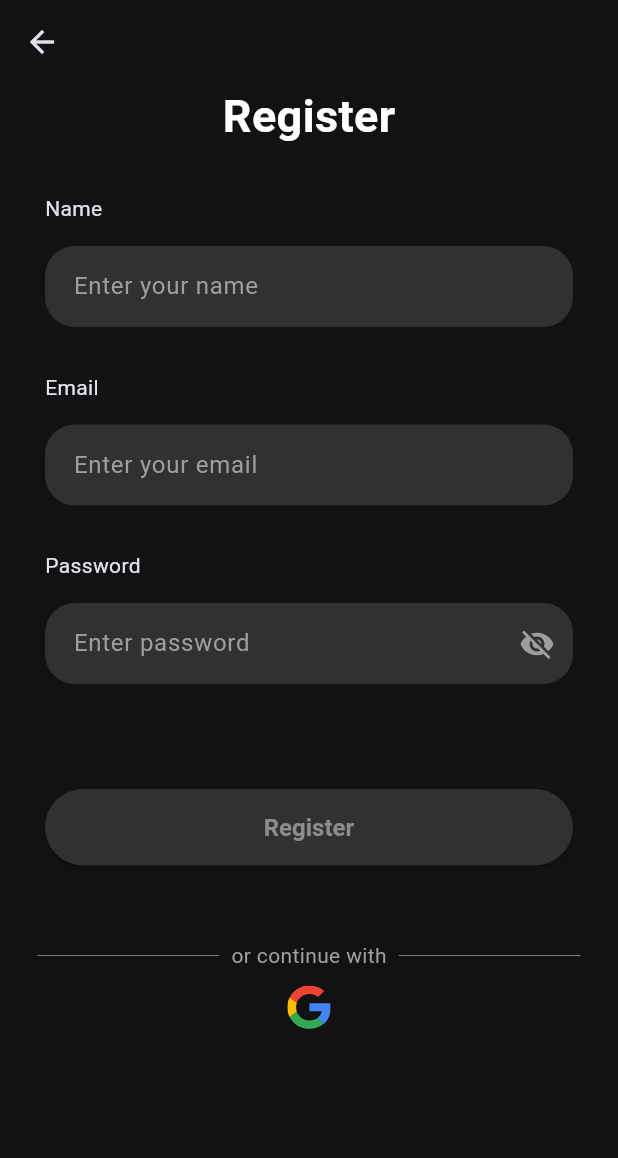
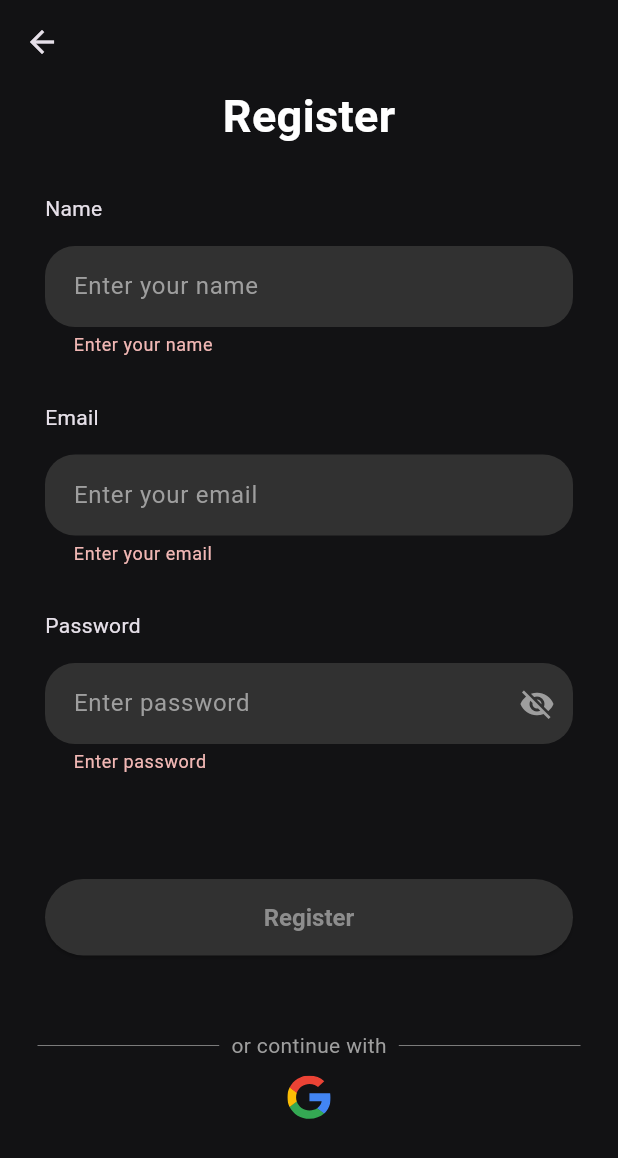
Before and after one commit to RodrigoLima96/MoneySense, a Flutter app: the SignUpPage screen opened by its route, after a tap on "Register", on a phone screen of 412 x 824 dp. Shown: the top 1158 px of the screen. Run offline on Flutter 3.47's test engine with Material 3 defaults, Android fonts, the phone set to English and light mode, and no system bars; our stand-ins replace cloud_firestore, dartz, firebase_auth, firebase_core, flutter_mobx, flutter_modular and 4 more; accounts and stored records are empty; generated files the repository leaves out were written again.

Commit message:
add signup/login methods with email and password

```diff
--- a/lib/app_module.dart
+++ b/lib/app_module.dart
@@ -1,10 +1,15 @@
 import 'package:flutter_modular/flutter_modular.dart';
 
 import 'features/auth/auth.dart';
+import 'features/home/home_module.dart';
+import 'features/home/presenter/pages/home_page.dart';
 
 class AppModule extends Module {
   @override
   void routes(r) {
+    r.child('/', child: (context) => const HomePage());
     r.module('/auth', module: AuthModule());
+    r.module('/home/', module: HomeModule());
+
   }
 }
--- a/lib/app_widget.dart
+++ b/lib/app_widget.dart
@@ -8,7 +8,7 @@ class AppWidget extends StatelessWidget {
 
   @override
   Widget build(BuildContext context) {
-    Modular.setInitialRoute('/auth/welcome');
+    Modular.setInitialRoute('/auth/initial/');
     return MaterialApp.router(
       debugShowCheckedModeBanner: false,
       theme: AppTheme.darkThemeMode,
--- a/lib/core/common/common.dart
+++ b/lib/core/common/common.dart
@@ -1,3 +1,4 @@
 export './entities/user_entity.dart';
 export './widgets/widgets.dart';
 export './store/app_user_store.dart';
+export './utils/utils.dart';
--- /dev/null
+++ b/lib/core/common/utils/utils.dart
@@ -0,0 +1 @@
+export './show_custom_snackbar.dart';
--- a/lib/core/common/widgets/rounded_input_text.dart
+++ b/lib/core/common/widgets/rounded_input_text.dart
@@ -5,11 +5,17 @@ class RoundedInputText extends StatefulWidget {
   final String inputTitle;
   final String hintText;
   final bool isPassword;
-  const RoundedInputText(
-      {super.key,
-      required this.inputTitle,
-      required this.hintText,
-      required this.isPassword});
+  final bool isEmail;
+  final TextEditingController controller;
+
+  const RoundedInputText({
+    super.key,
+    required this.inputTitle,
+    required this.hintText,
+    required this.isPassword,
+    required this.isEmail,
+    required this.controller,
+  });
 
   @override
   State<RoundedInputText> createState() => _RoundedInputTextState();
@@ -31,9 +37,10 @@ class _RoundedInputTextState extends State<RoundedInputText> {
       children: [
         Text(widget.inputTitle),
         const SizedBox(height: 15),
-        TextField(
+        TextFormField(
           style: const TextStyle(color: AppPallete.whiteColor),
           obscureText: widget.isPassword ? _obscureText : false,
+          controller: widget.controller,
           decoration: InputDecoration(
             filled: true,
             fillColor: AppPallete.primaryColor,
@@ -57,6 +64,22 @@ class _RoundedInputTextState extends State<RoundedInputText> {
                   )
                 : null,
           ),
+          validator: (value) {
+            if (value!.trim().isEmpty) {
+              return widget.hintText;
+            }
+            if (value.trim().length < 6 && widget.isPassword) {
+              return 'Password: min 6 characters';
+            }
+            if (widget.isEmail) {
+              String pattern = r'^[^@]+@[^@]+\.[^@]+';
+              RegExp regex = RegExp(pattern);
+              if (!regex.hasMatch(value)) {
+                return 'Enter a valid email address';
+              }
+            }
+            return null;
+          },
         ),
       ],
     );
--- a/lib/core/common/widgets/widgets.dart
+++ b/lib/core/common/widgets/widgets.dart
@@ -1,2 +1,3 @@
 export './rounded_button.dart';
 export './rounded_input_text.dart';
+export './loader_widget.dart';
--- a/lib/features/auth/auth_module.dart
+++ b/lib/features/auth/auth_module.dart
@@ -1,6 +1,7 @@
 import 'package:flutter_modular/flutter_modular.dart';
 
 import '../../core/core.dart';
+import 'presenter/pages/initial_page.dart';
 import 'auth.dart';
 
 class AuthModule extends Module {
@@ -37,6 +38,7 @@ class AuthModule extends Module {
 
   @override
   void routes(r) {
+    r.child('/initial/', child: (context) => const InitialPage());
     r.child('/welcome', child: (context) => const WelcomePage());
     r.child('/login/', child: (context) => const LoginPage());
     r.child('/register/', child: (context) => const SignUpPage());
--- a/lib/features/auth/presenter/widgets/sign_up_page_body.dart
+++ b/lib/features/auth/presenter/widgets/sign_up_page_body.dart
@@ -1,6 +1,8 @@
 import 'package:flutter/material.dart';
 import 'package:flutter/widgets.dart';
+import 'package:flutter_mobx/flutter_mobx.dart';
 import 'package:flutter_modular/flutter_modular.dart';
+import 'package:mobx/mobx.dart';
 
 import '../../../../core/core.dart';
 import '../../../features.dart';
@@ -31,34 +33,69 @@ class _SignUpPageBodyState extends State<SignUpPageBody> {
   @override
   Widget build(BuildContext context) {
     return SingleChildScrollView(
-      child: Column(
+      child: Observer(builder: (_) {
+        if (authStore.authState == AuthState.loading) {
+          return const LoaderWidget();
+        }
+
+        reaction((_) => authStore.authState, (AuthState state) {
+          if (state == AuthState.success) {
+            Modular.to.navigate('/home/');
+          }
+        });
+
+        reaction((_) => authStore.authState, (AuthState state) {
+          if (state == AuthState.failure) {
+            showCustomSnackbar(context, authStore.authFailureMessage);
+          }
+        });
+
+        return Column(
           children: [
             const PageTitleWidget(title: 'Register'),
             const SizedBox(height: 30),
             Padding(
               padding: const EdgeInsets.symmetric(horizontal: 30),
               child: Form(
+                key: formKey,
                 child: Column(
                   children: [
-                  const RoundedInputText(
+                    RoundedInputText(
                       inputTitle: 'Name',
                       hintText: 'Enter your name',
                       isPassword: false,
+                      isEmail: false,
+                      controller: nameController,
                     ),
                     const SizedBox(height: 30),
-                  const RoundedInputText(
+                    RoundedInputText(
                       inputTitle: 'Email',
                       hintText: 'Enter your email',
                       isPassword: false,
+                      isEmail: true,
+                      controller: emailController,
                     ),
                     const SizedBox(height: 30),
-                  const RoundedInputText(
+                    RoundedInputText(
                       inputTitle: 'Password',
                       hintText: 'Enter password',
                       isPassword: true,
+                      isEmail: false,
+                      controller: passwordController,
                     ),
                     const SizedBox(height: 70),
-                  RoundedButton(text: 'Register', press: () {}),
+                    RoundedButton(
+                      text: 'Register',
+                      press: () async {
+                        if (formKey.currentState!.validate()) {
+                          await authStore.signUpUserWithEmailAndPassword(
+                            name: nameController.text,
+                            email: emailController.text.trim(),
+                            password: passwordController.text.trim(),
+                          );
+                        }
+                      },
+                    ),
                   ],
                 ),
               ),
@@ -67,7 +104,8 @@ class _SignUpPageBodyState extends State<SignUpPageBody> {
             GoogleWidget(press: () {}, welcomePage: false),
             const SizedBox(height: 30),
           ],
-      ),
+        );
+      }),
     );
   }
 }
```
Also changed, not shown: lib/core/common/utils/show_custom_snackbar.dart (added, +7 -0 lines), lib/core/common/widgets/loader_widget.dart (added, +10 -0 lines), lib/features/auth/presenter/pages/initial_page.dart (added, +45 -0 lines), lib/features/auth/presenter/store/auth_store.dart (+22 -2 lines), lib/features/auth/presenter/widgets/login_page_body.dart (+59 -7 lines), lib/features/home/home_module.dart (added, +13 -0 lines), lib/features/home/presenter/pages/home_page.dart (added, +12 -0 lines), lib/features/home/home.dart (added). Lines whose indentation alone changed are shown as unchanged.
